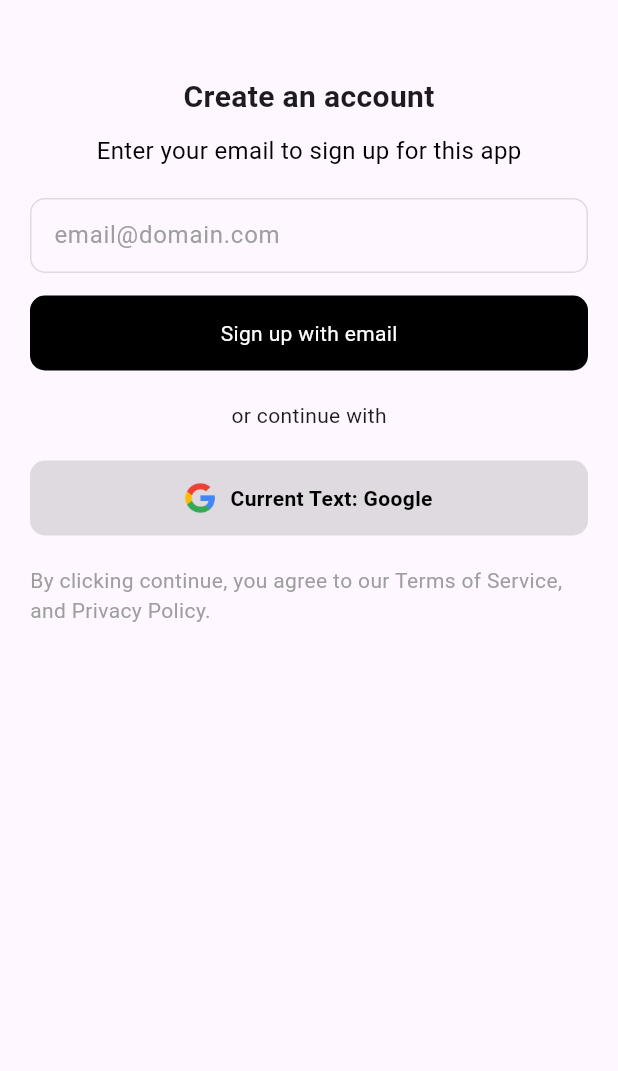
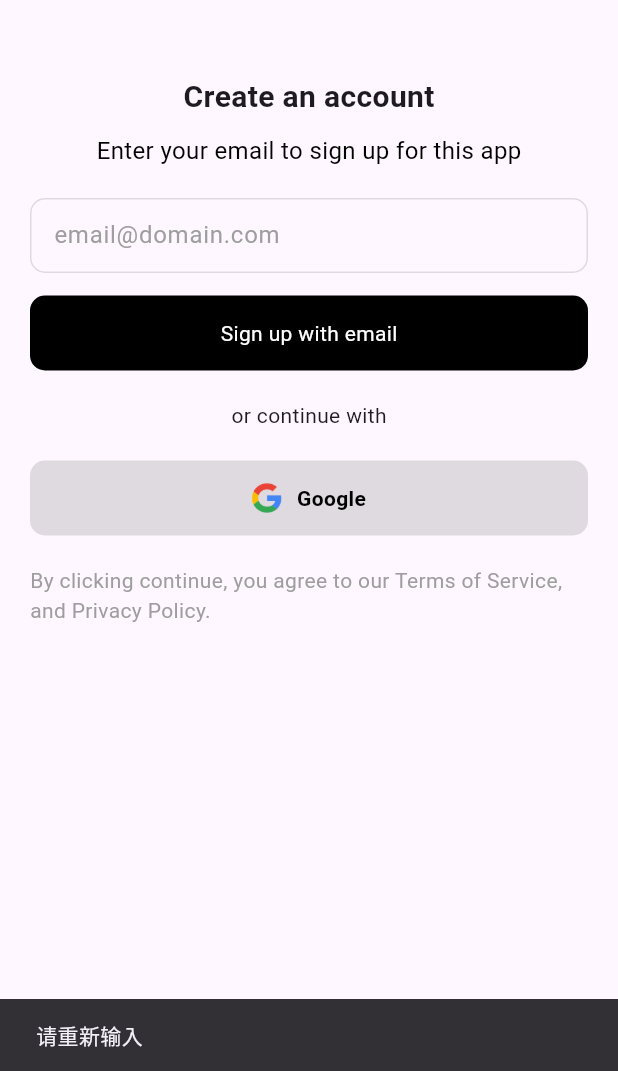
Before and after one commit to ElonWeng/589ai, a Flutter app: the LoginPage screen opened directly, after a tap on "Sign up with email", on a phone screen of 412 x 824 dp, the part 165-1236 px from its top. Run offline on Flutter 3.47's test engine with Material 2 defaults, Android fonts, the phone set to English and light mode, and no system bars; our stand-ins replace dio.

Commit message:
【提交人】Elon 【提交更改】添加了部分逻辑 【开发耗时】

```diff
--- /dev/null
+++ b/lib/base/model/base_model.dart
@@ -0,0 +1,13 @@
+
+import 'package:flutter/foundation.dart';
+import 'package:runtool/base/util/check_util.dart';
+
+class BaseModel extends ChangeNotifier{
+
+
+
+
+
+
+
+}
--- /dev/null
+++ b/lib/base/util/check_util.dart
@@ -0,0 +1,9 @@
+class CheckUtil {
+    //检查邮箱账号是否合法
+    static bool isValidEmail(String email) {
+      final RegExp emailRegex = RegExp(
+        r'^[\w-]+(\.[\w-]+)*@([\w-]+\.)+[a-zA-Z]{2,7}$',
+      );
+      return emailRegex.hasMatch(email);
+    }
+}
--- /dev/null
+++ b/lib/base/util/snackbar_util.dart
@@ -0,0 +1,8 @@
+import 'package:flutter/material.dart';
+class SnackBarService {
+  static void showSnackBar(BuildContext context, String message) {
+    ScaffoldMessenger.of(context).showSnackBar(
+      SnackBar(content: Text(message)),
+    );
+  }
+}
--- a/lib/ui/login/login_model.dart
+++ b/lib/ui/login/login_model.dart
@@ -1,5 +1,6 @@
 
 import 'package:flutter/foundation.dart';
+import 'package:runtool/base/util/check_util.dart';
 
 class LoginModel extends ChangeNotifier{
   String _text = 'Google';
@@ -8,9 +9,20 @@ class LoginModel extends ChangeNotifier{
     return _text;
   }
 
+
   void setText(String text) {
     _text = text;
     // 当数据发生变化时，通知所有监听者
     notifyListeners();
   }
+  //检查邮箱合法性
+   bool checkEmail(String email){
+    if(CheckUtil.isValidEmail(email)){
+      return true;
+    }else{
+      return false;
+    }
+  }
+
+
 }
--- a/lib/ui/login/login_page.dart
+++ b/lib/ui/login/login_page.dart
@@ -1,6 +1,9 @@
 import 'package:flutter/material.dart';
 import 'package:provider/provider.dart';
+import 'package:runtool/base/util/snackbar_util.dart';
 import 'package:runtool/ui/login/login_model.dart';
+
+import '../../base/util/check_util.dart';
 
 class LoginPage extends StatefulWidget {
   const LoginPage({super.key});
@@ -10,6 +13,9 @@ class LoginPage extends StatefulWidget {
 }
 
 class _LoginPageState extends State<LoginPage> {
+  final TextEditingController _emailController = TextEditingController();
+  LoginModel loginModel = LoginModel();
+
   @override
   Widget build(BuildContext context) {
     return Scaffold(
@@ -45,9 +51,10 @@ class _LoginPageState extends State<LoginPage> {
                     width: 1, // 设置边框宽度
                   ),
                 ),
-                child: const Center(
+                child:  Center(
                   child: TextField(
-                    decoration: InputDecoration(
+                    controller: _emailController,
+                    decoration: const InputDecoration(
                       hintText: 'email@domain.com',
                       hintStyle: TextStyle(
                           fontWeight: FontWeight.normal, color: Colors.grey),
@@ -70,7 +77,11 @@ class _LoginPageState extends State<LoginPage> {
                   ),
                 ),
                 onTap: (){
-                  print('注册');
+                  if (loginModel.checkEmail(_emailController.text)) {
+                    SnackBarService.showSnackBar(context, '邮箱合法');
+                  }else{
+                    SnackBarService.showSnackBar(context, '请重新输入');
+                  }
                 },
               ),
               const SizedBox(height: 20), // 垂直间距
@@ -99,7 +110,7 @@ class _LoginPageState extends State<LoginPage> {
                           ),
                           const SizedBox(width: 10),
                            Text(
-                            'Current Text: ${context.watch<LoginModel>().getText()}',
+                            context.watch<LoginModel>().getText(),
                             style: const TextStyle(
                                 fontWeight: FontWeight.bold, color: Colors.black,fontSize: 14),
                           ),
@@ -108,7 +119,7 @@ class _LoginPageState extends State<LoginPage> {
                   ),
                 ),
                 onTap: (){
-                  context.read<LoginModel>().setText('New Text!');
+                  context.read<LoginModel>().setText('Loading...');
                 },
               ),
               const SizedBox(height: 20), // 垂直间距
@@ -122,4 +133,10 @@ class _LoginPageState extends State<LoginPage> {
       ),
     );
   }
+
+  @override
+  void dispose() {
+    _emailController.dispose();
+    super.dispose();
+  }
 }
```
